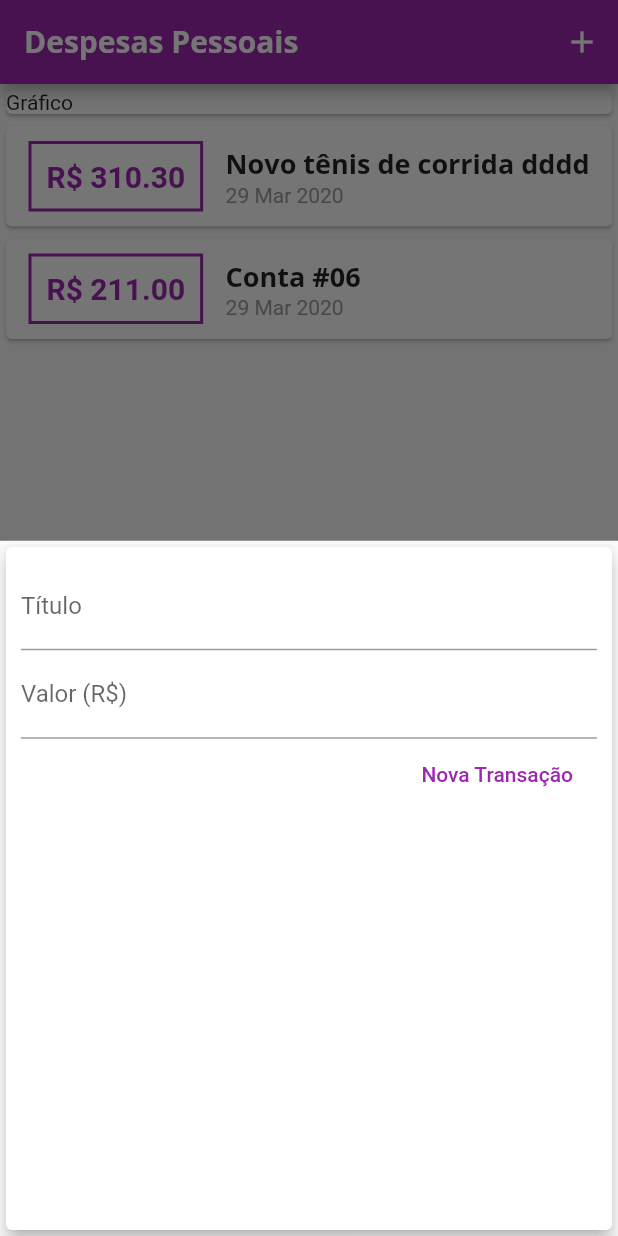
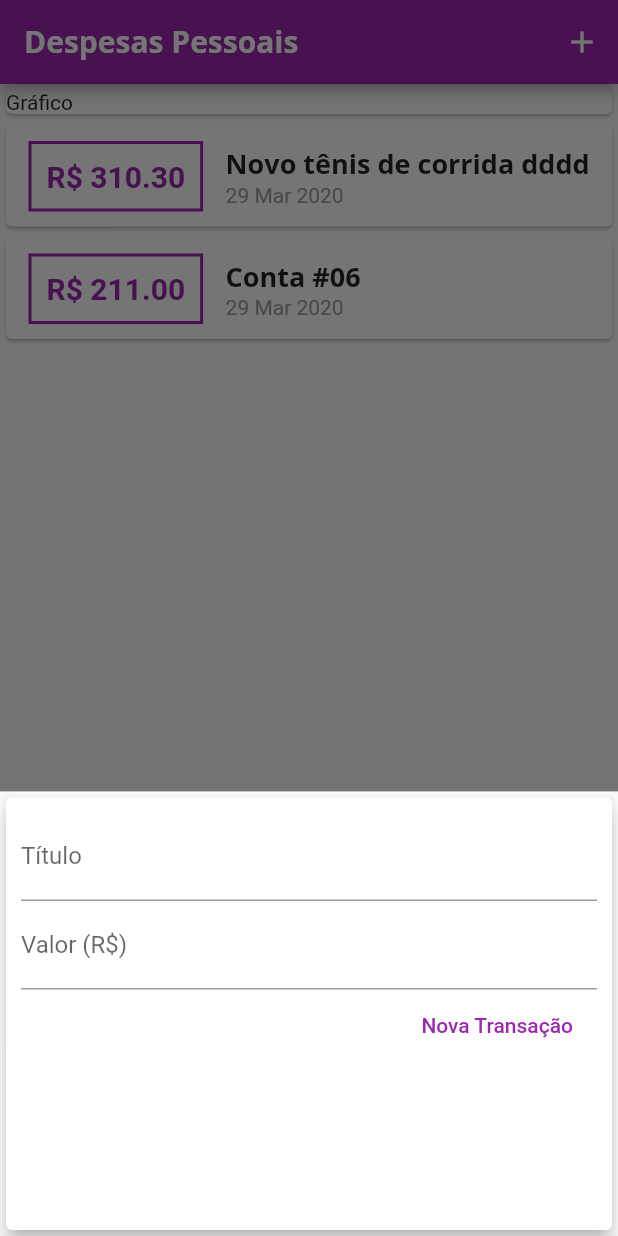
Before and after one commit to Luccasoli/flutter_expenses, a Flutter app: the screen it shows after launch, after a tap on the "add" icon, on a phone screen of 412 x 824 dp. Run offline on Flutter 3.47's test engine with Material 2 defaults, Android fonts, the phone set to English and light mode, and no system bars.

```diff
--- a/lib/components/transaction_form.dart
+++ b/lib/components/transaction_form.dart
@@ -27,8 +27,14 @@ class _TransactionFormState extends State<TransactionForm> {
   Widget build(BuildContext context) {
     return Card(
       elevation: 5,
-      child: Padding(
-        padding: const EdgeInsets.all(10.0),
+      child: Container(
+        height: MediaQuery.of(context).size.height * 0.35 +
+            MediaQuery.of(context).viewInsets.bottom,
+        padding: EdgeInsets.only(
+            left: 10,
+            right: 10,
+            top: 10,
+            bottom: MediaQuery.of(context).viewInsets.bottom),
         child: Column(
           children: <Widget>[
             TextField(
```
